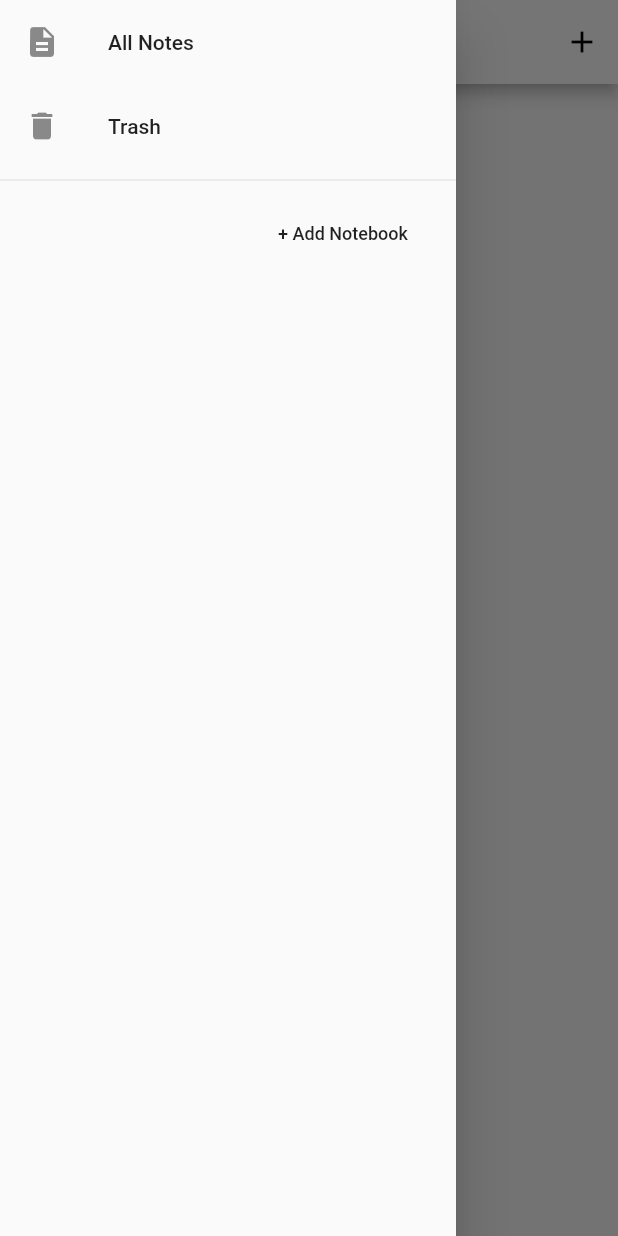
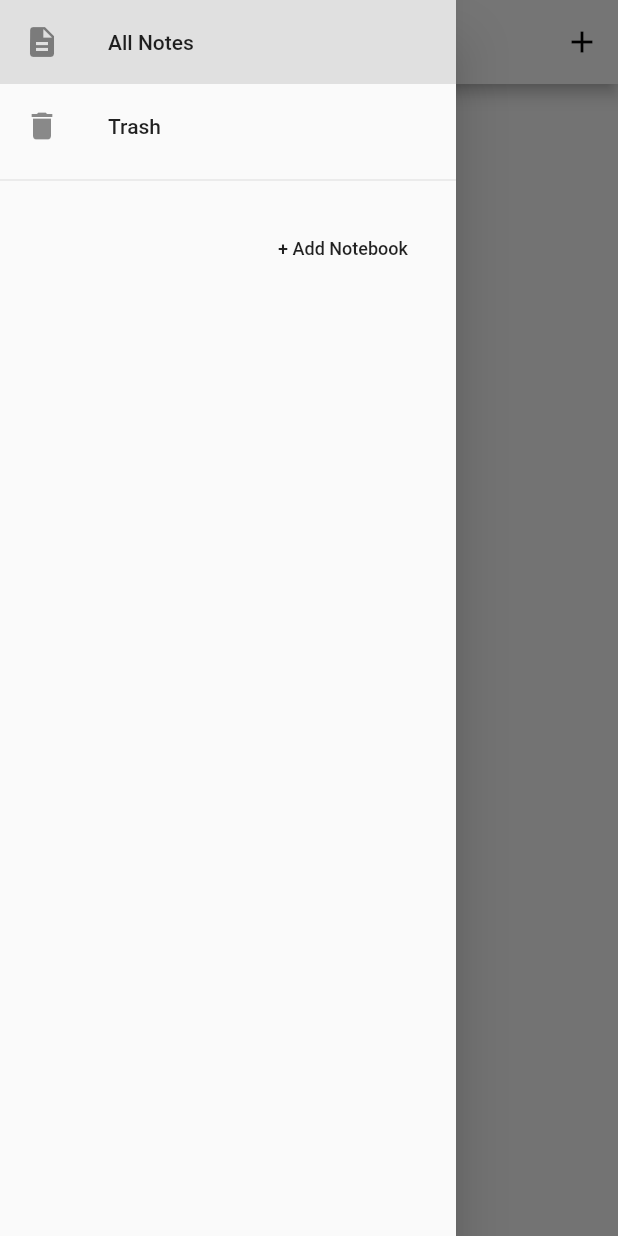
Before and after one commit to leungvanice/Flutter-markdown-note-taking-app, a Flutter app: the screen it shows after launch, with the side drawer open, on a phone screen of 412 x 824 dp. Run offline on Flutter 3.47's test engine with Material 2 defaults, Android fonts, the phone set to English and light mode, and no system bars; our stand-ins replace flutter_colorpicker, flutter_markdown, sqflite; accounts and stored records are empty.

Commit message:
drawer shows which selected

```diff
--- a/lib/database_helpers.dart
+++ b/lib/database_helpers.dart
@@ -9,6 +9,7 @@ final String columnId = '_id';
 final String columnTitle = 'title';
 final String columnDateTimeCreated = 'dateTimeCreated';
 final String columnNoteDetail = 'noteDetail';
+final String columnBelongedNotebookId = 'belongedNotebookId';
 
 final String tableNotebook = 'notebooks';
 final String columnNotebookTitle = 'title';
@@ -20,8 +21,14 @@ class Note {
   String title;
   DateTime dateTimeCreated;
   String noteDetail;
+  String belongedNotebookId;
 
-  Note({this.id, this.title, this.dateTimeCreated, this.noteDetail});
+  Note(
+      {this.id,
+      this.title,
+      this.dateTimeCreated,
+      this.noteDetail,
+      this.belongedNotebookId});
 
   factory Note.fromMap(Map<String, dynamic> map) {
     return Note(
@@ -29,6 +36,7 @@ class Note {
       title: map['title'],
       dateTimeCreated: DateTime.parse(map['dateTimeCreated']),
       noteDetail: map['noteDetail'],
+      belongedNotebookId: map['belongedNotebookId'],
     );
   }
   Map<String, dynamic> toMap() {
@@ -36,6 +44,7 @@ class Note {
       'title': title,
       'dateTimeCreated': dateTimeCreated.toString(),
       'noteDetail': noteDetail,
+      'belongedNotebookId': belongedNotebookId,
     };
   }
 }
@@ -102,7 +111,8 @@ class NoteDatabaseHelper {
         $columnId INTEGER PRIMARY KEY,
         $columnTitle TEXT NOT NULL,
         $columnDateTimeCreated TEXT NOT NULL,
-        $columnNoteDetail TEXT
+        $columnNoteDetail TEXT,
+        $columnBelongedNotebookId INTEGER
       )
     ''');
   }
--- a/lib/widgets/noteList_page.dart
+++ b/lib/widgets/noteList_page.dart
@@ -14,6 +14,7 @@ class NoteListPage extends StatefulWidget {
 
 class _NoteListPageState extends State<NoteListPage> {
   final _scaffoldKey = GlobalKey<ScaffoldState>();
+  int _selectedDrawerIndex = 0;
   @override
   Widget build(BuildContext context) {
     return Scaffold(
@@ -41,13 +42,29 @@ class _NoteListPageState extends State<NoteListPage> {
           child: ListView(
             padding: EdgeInsets.zero,
             children: <Widget>[
-              ListTile(
-                leading: Icon(Icons.description),
-                title: Text('All Notes'),
+              Container(
+                decoration: BoxDecoration(
+                  color: 0 == _selectedDrawerIndex
+                      ? Colors.grey[300]
+                      : Colors.transparent,
+                ),
+                child: ListTile(
+                  leading: Icon(Icons.description),
+                  title: Text('All Notes'),
+                  onTap: () => selectDrawerOption(0),
+                ),
               ),
-              ListTile(
-                leading: Icon(Icons.delete),
-                title: Text('Trash'),
+              Container(
+                decoration: BoxDecoration(
+                  color: 1 == _selectedDrawerIndex
+                      ? Colors.grey[300]
+                      : Colors.transparent,
+                ),
+                child: ListTile(
+                  leading: Icon(Icons.delete),
+                  title: Text('Trash'),
+                  onTap: () => selectDrawerOption(1),
+                ),
               ),
               Divider(),
               // display notebooks
@@ -57,14 +74,26 @@ class _NoteListPageState extends State<NoteListPage> {
                     AsyncSnapshot<List<Notebook>> snapshot) {
                   if (snapshot.hasData) {
                     return Container(
-                      height: snapshot.data.length * 50.0,
-                      child: ListView(
-                        children: snapshot.data.map((notebook) {
-                          return ListTile(
-                            leading: Icon(Icons.library_books, color: notebook.color,),
-                            title: Text(notebook.title),
+                      height: snapshot.data.length * 50.0 + 10,
+                      child: ListView.builder(
+                        itemCount: snapshot.data.length,
+                        itemBuilder: (BuildContext context, int index) {
+                          return Container(
+                            decoration: BoxDecoration(
+                              color: (index + 2) == _selectedDrawerIndex
+                                  ? Colors.grey[300]
+                                  : Colors.transparent,
+                            ),
+                            child: ListTile(
+                              leading: Icon(
+                                Icons.library_books,
+                                color: snapshot.data[index].color,
+                              ),
+                              title: Text(snapshot.data[index].title),
+                              onTap: () => selectDrawerOption(index + 2),
+                            ),
                           );
-                        }).toList(),
+                        },
                       ),
                     );
                   } else {
@@ -125,4 +154,9 @@ class _NoteListPageState extends State<NoteListPage> {
       ),
     );
   }
+
+  selectDrawerOption(int i) {
+    setState(() => _selectedDrawerIndex = i);
+    Navigator.pop(context);
+  }
 }
```
